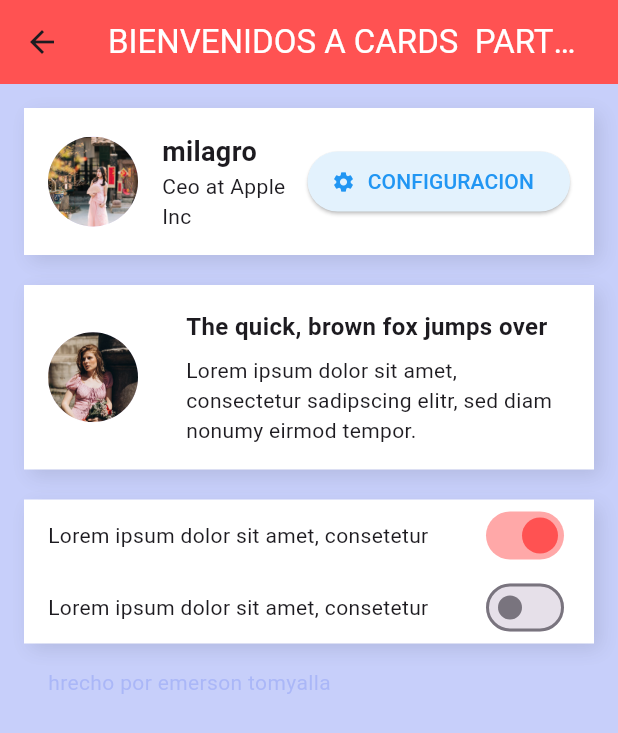
After one commit to emersonTH1/app06_components_20242-main, a Flutter app: the screen it shows after launch, after a tap on "Card2", on a phone screen of 412 x 824 dp. The commit adds this screen. Shown: the top 733 px of the screen. Run offline on Flutter 3.47's test engine with Material 3 defaults, Android fonts, the phone set to English and light mode, and no system bars; our stand-ins replace google_fonts; network calls fail.

Commit message:
la parte de cards2 final

```diff
--- /dev/null
+++ b/lib/pages/card2_page.dart
@@ -0,0 +1,189 @@
+import 'package:flutter/material.dart';
+
+class CardPage2 extends StatelessWidget {
+  const CardPage2({super.key});
+
+  @override
+  Widget build(BuildContext context) {
+    return Scaffold(
+      appBar: AppBar(
+        title: const Text(
+          "BIENVENIDOS A CARDS  PARTE 2",
+          style: TextStyle(color: Colors.white),
+        ),
+        backgroundColor: Colors.redAccent,
+        centerTitle: true,
+      ),
+      backgroundColor:
+          const Color.fromARGB(125, 141, 158, 245), // Color de fondo suave
+      body: Padding(
+        padding: const EdgeInsets.all(16.0),
+        child: Column(
+          crossAxisAlignment: CrossAxisAlignment.start,
+          children: [
+            // Sección 1: Encabezado con avatar y botón//
+            Container(
+              padding: EdgeInsets.all(16.0),
+              decoration: BoxDecoration(
+                color: Colors.white,
+                boxShadow: [
+                  BoxShadow(
+                    color: Colors.black.withOpacity(0.1),
+                    blurRadius: 10.0,
+                    offset: Offset(4, 4),
+                  ),
+                ],
+              ),
+              child: Row(
+                children: [
+                  // Avatar
+                  CircleAvatar(
+                    radius: 30.0,
+                    backgroundImage: AssetImage("assets/images/linda3.jpeg"),
+                  ),
+                  SizedBox(width: 16.0),
+                  // Nombre y puesto
+                  Expanded(
+                    child: Column(
+                      crossAxisAlignment: CrossAxisAlignment.start,
+                      children: [
+                        Text(
+                          "milagro",
+                          style: TextStyle(
+                            fontSize: 18.0,
+                            fontWeight: FontWeight.bold,
+                          ),
+                        ),
+                        Text(
+                          "Ceo at Apple Inc",
+                        ),
+                      ],
+                    ),
+                  ),
+                  // Botón de configuración
+                  ElevatedButton.icon(
+                    onPressed: () {},
+                    icon: Icon(Icons.settings, size: 16.0),
+                    label: Text("CONFIGURACION"),
+                    style: ElevatedButton.styleFrom(
+                      backgroundColor: Colors.blue[50],
+                      foregroundColor: Colors.blue,
+                    ),
+                  ),
+                ],
+              ),
+            ),
+            SizedBox(height: 20.0),
+
+            // Sección 2: Tarjeta de información con imagen
+            Container(
+              padding: EdgeInsets.all(16.0),
+              decoration: BoxDecoration(
+                color: Colors.white,
+                boxShadow: [
+                  BoxShadow(
+                    color: Colors.black.withOpacity(0.1),
+                    blurRadius: 10.0,
+                    offset: Offset(4, 4),
+                  ),
+                ],
+              ),
+              child: Row(
+                children: [
+                  // Imagen
+                  CircleAvatar(
+                    radius: 30.0,
+                    backgroundImage: AssetImage("assets/images/linda2.jpeg"),
+                  ),
+                  SizedBox(width: 16.0),
+                  SizedBox(width: 16.0),
+                  // Texto
+                  Expanded(
+                    child: Column(
+                      crossAxisAlignment: CrossAxisAlignment.start,
+                      children: [
+                        Text(
+                          "The quick, brown fox jumps over",
+                          style: TextStyle(
+                            fontWeight: FontWeight.bold,
+                            fontSize: 16.0,
+                          ),
+                        ),
+                        SizedBox(height: 8.0),
+                        Text(
+                          "Lorem ipsum dolor sit amet, consectetur sadipscing elitr, sed diam nonumy eirmod tempor.",
+                          style: TextStyle(),
+                        ),
+                      ],
+                    ),
+                  ),
+                ],
+              ),
+            ),
+            SizedBox(height: 20.0),
+
+            // Sección 3: Configuraciones con interruptores
+            Container(
+              padding: EdgeInsets.symmetric(horizontal: 16.0),
+              decoration: BoxDecoration(
+                color: Colors.white,
+                boxShadow: [
+                  BoxShadow(
+                    color: Colors.black.withOpacity(0.1),
+                    blurRadius: 10.0,
+                    offset: Offset(4, 4),
+                  ),
+                ],
+              ),
+              child: Column(
+                children: [
+                  // Primera fila de configuración
+                  Row(
+                    mainAxisAlignment: MainAxisAlignment.spaceBetween,
+                    children: [
+                      Text(
+                        "Lorem ipsum dolor sit amet, consetetur",
+                        style: TextStyle(fontSize: 14.0),
+                      ),
+                      Switch(
+                        value: true,
+                        onChanged: (value) {},
+                        activeColor: Colors.redAccent,
+                      ),
+                    ],
+                  ),
+
+                  // Segunda fila de configuración
+                  Row(
+                    mainAxisAlignment: MainAxisAlignment.spaceBetween,
+                    children: [
+                      Text(
+                        "Lorem ipsum dolor sit amet, consetetur",
+                        style: TextStyle(fontSize: 14.0),
+                      ),
+                      Switch(
+                        value: false,
+                        onChanged: (value) {},
+                        activeColor: const Color.fromARGB(255, 33, 243, 187),
+                      ),
+                    ],
+                  ),
+                ],
+              ),
+            ),
+            Padding(
+              padding: EdgeInsets.all(16.0),
+              child: Text(
+                "hrecho por emerson tomyalla",
+                style: TextStyle(
+                  color: const Color.fromARGB(125, 141, 158, 245),
+                  fontSize: 14.0,
+                ),
+              ),
+            ),
+          ],
+        ),
+      ),
+    );
+  }
+}
--- a/lib/pages/card_page.dart
+++ b/lib/pages/card_page.dart
@@ -124,8 +124,8 @@ class CardPage extends StatelessWidget {
           ),
           //container de la cards 3//
           Container(
-            margin: EdgeInsets.all(20.0),
-            padding: EdgeInsets.all(35.0),
+            margin: EdgeInsets.symmetric(horizontal: 16.0, vertical: 16.0),
+            padding: EdgeInsets.symmetric(horizontal: 16.0, vertical: 16.0),
             decoration: BoxDecoration(
               color: Colors.white,
               borderRadius: BorderRadius.circular(20.0),
@@ -160,13 +160,13 @@ class CardPage extends StatelessWidget {
                   SizedBox(width: 25.0),
                   // Imagen a la izquierda
                   Container(
-                    width: 130, // Ajusta el tamaño de la imagen
-                    height: 100,
+                    width: 140.0, // Ajusta el tamaño de la imagen
+                    height: 100.0,
                     decoration: BoxDecoration(
-                      borderRadius: BorderRadius.circular(15.0),
+                      borderRadius: BorderRadius.circular(16.0),
                       image: DecorationImage(
                         image: AssetImage(
-                          "assets/images/linda1.jpeg",
+                          "assets/images/bella.jpg",
                         ),
                         fit: BoxFit.cover,
                       ),
--- a/lib/pages/home_page.dart
+++ b/lib/pages/home_page.dart
@@ -1,6 +1,7 @@
 import 'package:app06_components_20242/pages/alert_page.dart';
 import 'package:app06_components_20242/pages/avatar_page.dart';
 import 'package:app06_components_20242/pages/card_page.dart';
+import 'package:app06_components_20242/pages/card2_page.dart';
 import 'package:flutter/material.dart';
 import 'package:google_fonts/google_fonts.dart';
 
@@ -52,6 +53,7 @@ class HomePage extends StatelessWidget {
               ItemComponentWidget(title: "Avatar", toPage: AvatarPage()),
               ItemComponentWidget(title: "Alert", toPage: AlertPage()),
               ItemComponentWidget(title: "Card", toPage: CardPage()),
+              ItemComponentWidget(title: "Card2", toPage: CardPage2()),
             ],
           ),
         ),
```
Also changed, not shown: assets/images/bella.jpg (added), assets/images/bella2.jpg (added), assets/images/lindo.jpeg (added).
